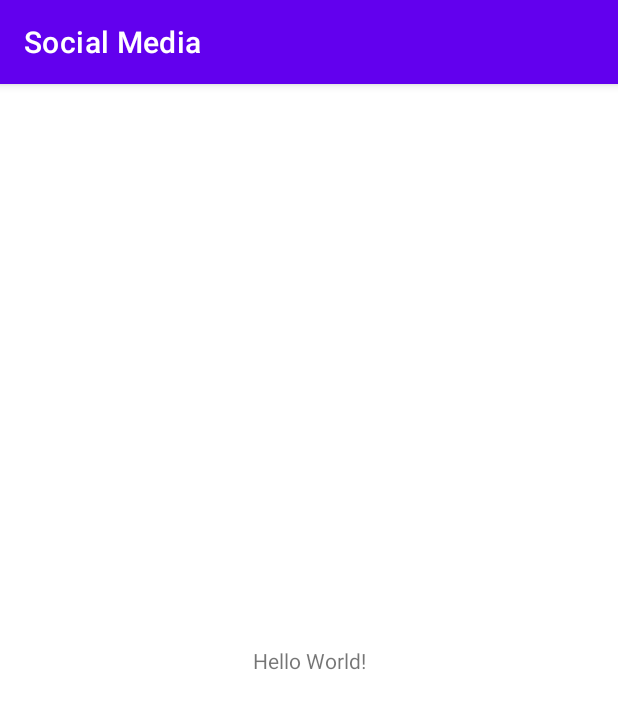
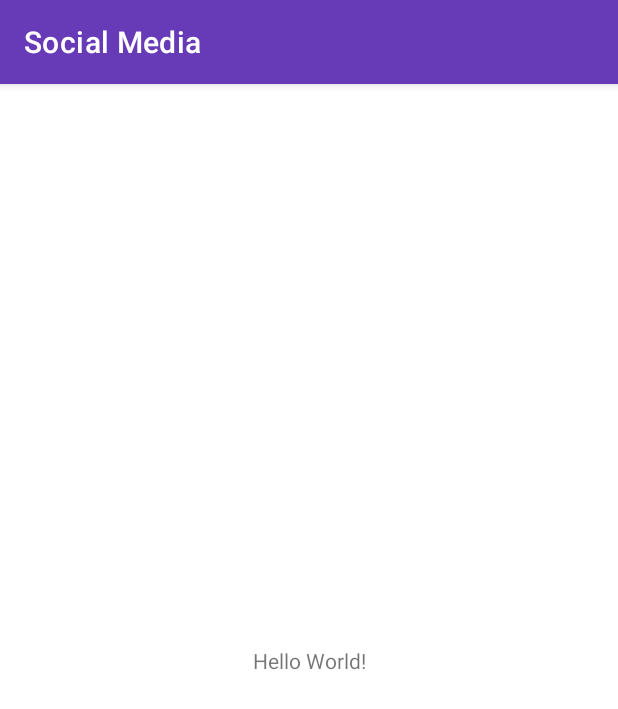
Before and after one commit to karimsinouh/SocialMediaApp, an Android app: the screen it shows after launch (MainActivity), on a phone screen of 412 x 824 dp. Shown: the top 709 px of the screen. Run offline under Robolectric (Android 15) with nearby library versions, the phone set to English and light mode, and no system bars; our stand-ins replace Dagger/Hilt's generated code.

Commit message:
customize theme

```diff
--- a/app/src/main/res/values-night/themes.xml
+++ b/app/src/main/res/values-night/themes.xml
@@ -6,11 +6,11 @@
         <item name="colorPrimaryVariant">@color/purple_700</item>
         <item name="colorOnPrimary">@color/black</item>
         <!-- Secondary brand color. -->
-        <item name="colorSecondary">@color/teal_200</item>
-        <item name="colorSecondaryVariant">@color/teal_200</item>
+        <item name="colorSecondary">@color/purple_200</item>
+        <item name="colorSecondaryVariant">@color/purple_500</item>
         <item name="colorOnSecondary">@color/black</item>
         <!-- Status bar color. -->
-        <item name="android:statusBarColor" tools:targetApi="l">?attr/colorPrimaryVariant</item>
+        <item name="android:statusBarColor" tools:targetApi="l">#00000000</item>
         <!-- Customize your theme here. -->
     </style>
 </resources>
--- a/app/src/main/res/values/colors.xml
+++ b/app/src/main/res/values/colors.xml
@@ -1,10 +1,12 @@
 <?xml version="1.0" encoding="utf-8"?>
 <resources>
-    <color name="purple_200">#FFBB86FC</color>
-    <color name="purple_500">#FF6200EE</color>
-    <color name="purple_700">#FF3700B3</color>
-    <color name="teal_200">#FF03DAC5</color>
-    <color name="teal_700">#FF018786</color>
+    <color name="purple_200">#B39DDB</color>
+    <color name="purple_500">#673AB7</color>
+    <color name="purple_700">#512DA8</color>
+
+    <color name="teal_200">#FFAB91</color>
+    <color name="teal_700">#E64A19</color>
+
     <color name="black">#FF000000</color>
     <color name="white">#FFFFFFFF</color>
 </resources>
--- a/app/src/main/res/values/themes.xml
+++ b/app/src/main/res/values/themes.xml
@@ -6,11 +6,12 @@
         <item name="colorPrimaryVariant">@color/purple_700</item>
         <item name="colorOnPrimary">@color/white</item>
         <!-- Secondary brand color. -->
-        <item name="colorSecondary">@color/teal_200</item>
-        <item name="colorSecondaryVariant">@color/teal_700</item>
-        <item name="colorOnSecondary">@color/black</item>
+        <item name="colorSecondary">@color/purple_500</item>
+        <item name="colorSecondaryVariant">@color/purple_700</item>
+        <item name="colorOnSecondary">@color/white</item>
         <!-- Status bar color. -->
-        <item name="android:statusBarColor" tools:targetApi="l">?attr/colorPrimaryVariant</item>
+        <item name="android:statusBarColor" tools:targetApi="l">#00000000</item>
         <!-- Customize your theme here. -->
+        <item name="android:windowLightStatusBar" tools:targetApi="m">true</item>
     </style>
 </resources>
```
